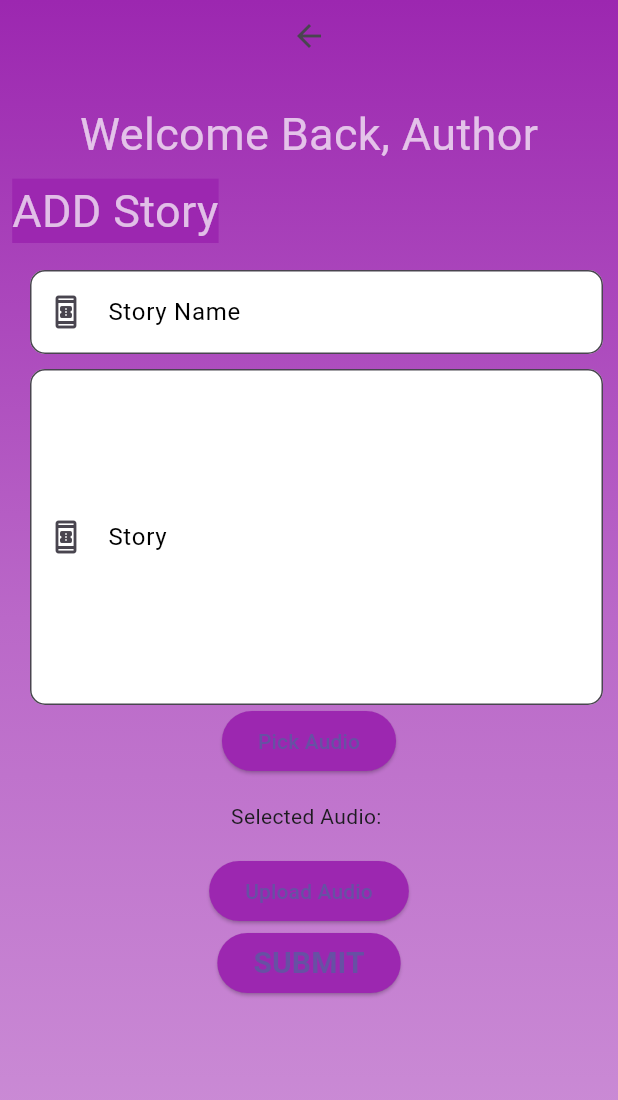
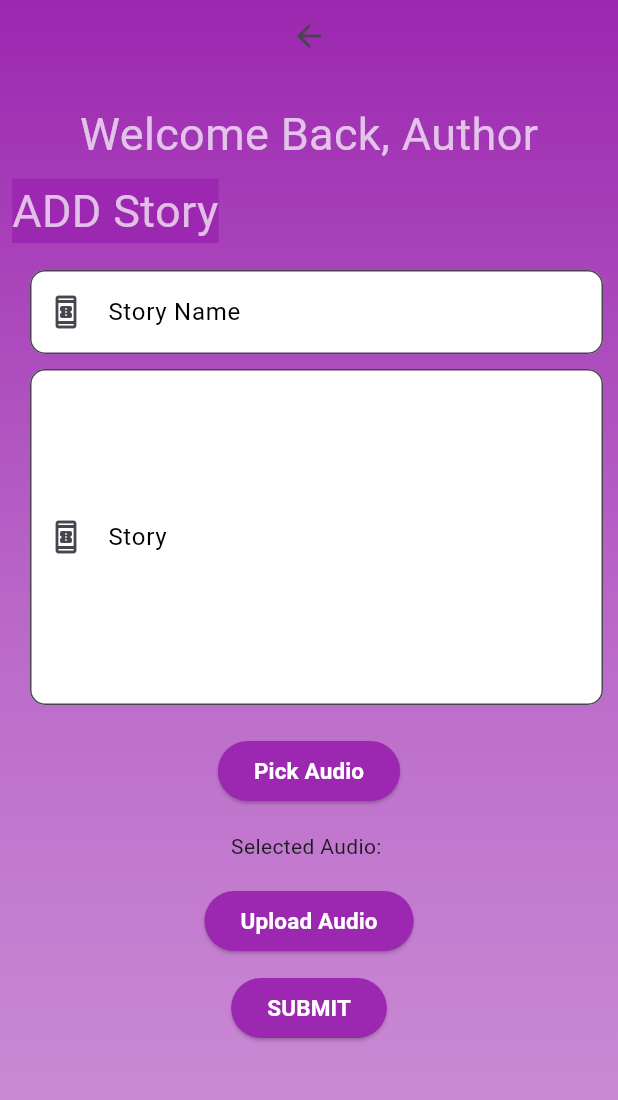
Before and after one commit to angadml/machinetest-story-telling-App, a Flutter app: the auth screen opened directly, on a phone screen of 412 x 824 dp. Shown: the top 1100 px of the screen. Run offline on Flutter 3.47's test engine with Material 3 defaults, Android fonts, the light colour scheme and no system bars; our stand-ins replace cloud_firestore, dio, file_picker, firebase_auth, firebase_core; missing offline and left inert: storytelling; accounts and stored records are empty.

```diff
--- a/lib/author.dart
+++ b/lib/author.dart
@@ -1,5 +1,6 @@
 import 'package:flutter/cupertino.dart';
 import 'package:flutter/material.dart';
+import 'package:file_picker/file_picker.dart';
 
 class auth extends StatefulWidget {
   const auth({super.key});
@@ -95,12 +96,16 @@ class _authState extends State<auth> {
                     ),
                   ),
                 ),
+                SizedBox(height: 20,),
                 ElevatedButton(
-                  onPressed: () {},
+                  onPressed: () {
+
+                  },
                   style: ElevatedButton.styleFrom(
                     backgroundColor: Colors.purple, // Set your preferred color
                   ),
-                  child: Text('Pick Audio'),
+                  child: Text('Pick Audio',style: TextStyle(fontSize: 15, fontWeight: FontWeight.w600,
+                      color: Colors.white),),
                 ),
                 SizedBox(height: 16),
                 // _selectedAudio != null?
@@ -113,9 +118,11 @@ class _authState extends State<auth> {
                     backgroundColor: Colors.purple, // Set your preferred color
                   ),
                   child: Text(
-                    'Upload Audio',
+                    'Upload Audio',style: TextStyle(fontSize: 15, fontWeight: FontWeight.w600,
+                      color: Colors.white),
                   ),
                 ),
+                SizedBox(height: 10,),
 
                 ElevatedButton(
                   onPressed: () {
@@ -127,8 +134,10 @@ class _authState extends State<auth> {
                   ),
                   child: Text("SUBMIT",
                       style:
-                          TextStyle(fontSize: 20, fontWeight: FontWeight.w600)),
+                          TextStyle(fontSize: 15, fontWeight: FontWeight.w600,
+                          color: Colors.white)),
                 ),
+
               ],
             ),
           ),
--- a/lib/main.dart
+++ b/lib/main.dart
@@ -3,6 +3,7 @@ import 'package:story_tellingapp/author.dart';
 import 'package:story_tellingapp/signin.dart';
 import 'package:story_tellingapp/stories.dart';
 import 'package:story_tellingapp/viewstory.dart';
+
 
 import 'createacc.dart';
 import 'home.dart';
```
